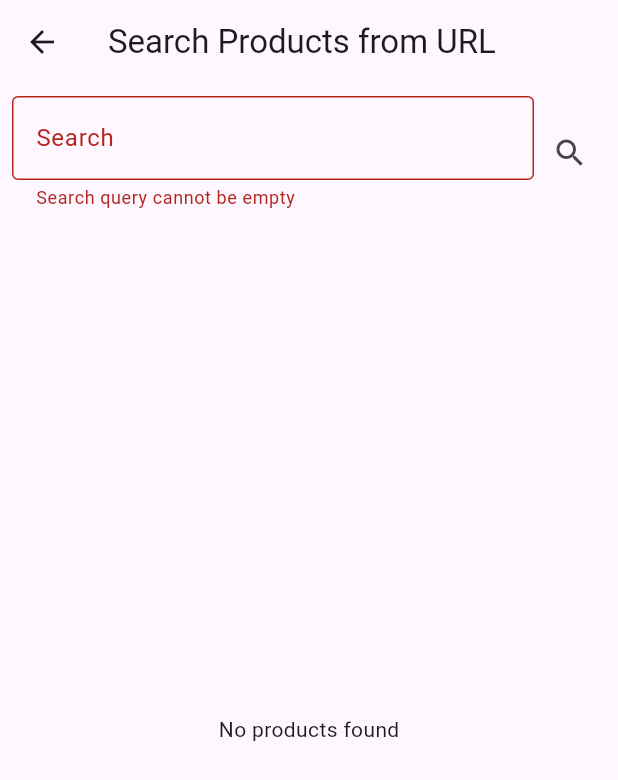
After one commit to abdelfattah90/flutter-data-handling, a Flutter app: the SearchUrlScreen screen opened directly, after a tap on the "search" icon, on a phone screen of 412 x 824 dp. The commit adds this screen. Shown: the top 780 px of the screen. Run offline on Flutter 3.47's test engine with Material 3 defaults, Android fonts, the phone set to English and light mode, and no system bars.

Commit message:
search data

```diff
--- /dev/null
+++ b/lib/screens/search/search_url_screen.dart
@@ -0,0 +1,185 @@
+import 'dart:convert';
+import 'package:flutter/material.dart';
+import 'package:http/http.dart' as http;
+import '../load_data/models/product.dart';
+
+class SearchUrlScreen extends StatefulWidget {
+  const SearchUrlScreen({super.key});
+
+  @override
+  State<SearchUrlScreen> createState() => _SearchUrlScreenState();
+}
+
+class _SearchUrlScreenState extends State<SearchUrlScreen> {
+  List<Product> _allProducts = [];
+  List<Product> _filteredProducts = [];
+  final TextEditingController _searchController = TextEditingController();
+  bool _isLoading = false;
+  String? _errorMessage;
+  String? _validationError;
+
+  Future<void> _fetchProducts() async {
+    setState(() {
+      _isLoading = true;
+      _errorMessage = null;
+      _validationError = null;
+    });
+    try {
+      final response = await http.get(
+          Uri.parse('https://abdelfattah90.github.io/json-data/products.json'));
+      if (response.statusCode == 200) {
+        List<dynamic> data = json.decode(response.body);
+        setState(() {
+          _allProducts = data.map((json) => Product.fromJson(json)).toList();
+          _filterProducts();
+          _isLoading = false;
+        });
+      } else {
+        setState(() {
+          _errorMessage = 'Failed to load data: ${response.statusCode}';
+          _isLoading = false;
+        });
+      }
+    } catch (e) {
+      setState(() {
+        _errorMessage = 'Failed to load data: $e';
+        _isLoading = false;
+      });
+    }
+  }
+
+  void _filterProducts() {
+    final query = _searchController.text.trim().toLowerCase();
+    if (_validateSearchQuery(query)) {
+      setState(() {
+        _filteredProducts = _allProducts
+            .where(
+                (product) => product.productName.toLowerCase().contains(query))
+            .toList();
+      });
+    }
+  }
+
+  bool _validateSearchQuery(String query) {
+    if (query.isEmpty) {
+      setState(() {
+        _validationError = 'Search query cannot be empty';
+      });
+      return false;
+    }
+
+    final validCharacters = RegExp(r'^[a-zA-Z0-9\s]+$');
+    if (!validCharacters.hasMatch(query)) {
+      setState(() {
+        _validationError =
+            'Search query can only contain letters, numbers, and spaces';
+      });
+      return false;
+    }
+
+    setState(() {
+      _validationError = null;
+    });
+    return true;
+  }
+
+  @override
+  void dispose() {
+    _searchController.dispose();
+    super.dispose();
+  }
+
+  @override
+  Widget build(BuildContext context) {
+    return Scaffold(
+      appBar: AppBar(
+        title: const Text('Search Products from URL'),
+      ),
+      body: Column(
+        children: [
+          Padding(
+            padding: const EdgeInsets.all(8.0),
+            child: Row(
+              children: [
+                Expanded(
+                  child: TextField(
+                    controller: _searchController,
+                    decoration: InputDecoration(
+                      labelText: 'Search',
+                      border: const OutlineInputBorder(),
+                      errorText: _validationError,
+                    ),
+                  ),
+                ),
+                IconButton(
+                  icon: const Icon(Icons.search),
+                  onPressed: () {
+                    FocusScope.of(context).unfocus();
+                    final query = _searchController.text.trim().toLowerCase();
+                    if (_validateSearchQuery(query)) {
+                      _fetchProducts();
+                    }
+                  },
+                ),
+              ],
+            ),
+          ),
+          Expanded(
+            child: _isLoading
+                ? const Center(child: CircularProgressIndicator())
+                : _errorMessage != null
+                    ? Center(child: Text(_errorMessage!))
+                    : _filteredProducts.isEmpty && !_isLoading
+                        ? const Center(child: Text('No products found'))
+                        : ListView.builder(
+                            itemCount: _filteredProducts.length,
+                            itemBuilder: (context, index) {
+                              final product = _filteredProducts[index];
+                              return Card(
+                                margin: const EdgeInsets.all(10.0),
+                                child: Padding(
+                                  padding: const EdgeInsets.all(15.0),
+                                  child: Column(
+                                    crossAxisAlignment:
+                                        CrossAxisAlignment.start,
+                                    children: [
+                                      Text(
+                                        product.productName,
+                                        style: const TextStyle(
+                                          fontSize: 18.0,
+                                          fontWeight: FontWeight.bold,
+                                        ),
+                                      ),
+                                      const SizedBox(height: 5.0),
+                                      Text(product.productDescription),
+                                      const SizedBox(height: 10.0),
+                                      Row(
+                                        mainAxisAlignment:
+                                            MainAxisAlignment.spaceBetween,
+                                        children: [
+                                          Text(
+                                            'Category: ${product.categoryName}',
+                                            style: const TextStyle(
+                                              fontStyle: FontStyle.italic,
+                                            ),
+                                          ),
+                                          Text(
+                                            'Date: ${product.dateCreate}',
+                                            style: const TextStyle(
+                                              fontStyle: FontStyle.italic,
+                                            ),
+                                          ),
+                                        ],
+                                      ),
+                                    ],
+                                  ),
+                                ),
+                              );
+                            },
+                          ),
+          ),
+        ],
+      ),
+    );
+  }
+}
```
Also changed, not shown: lib/screens/home_screen.dart (+14 -0 lines).
